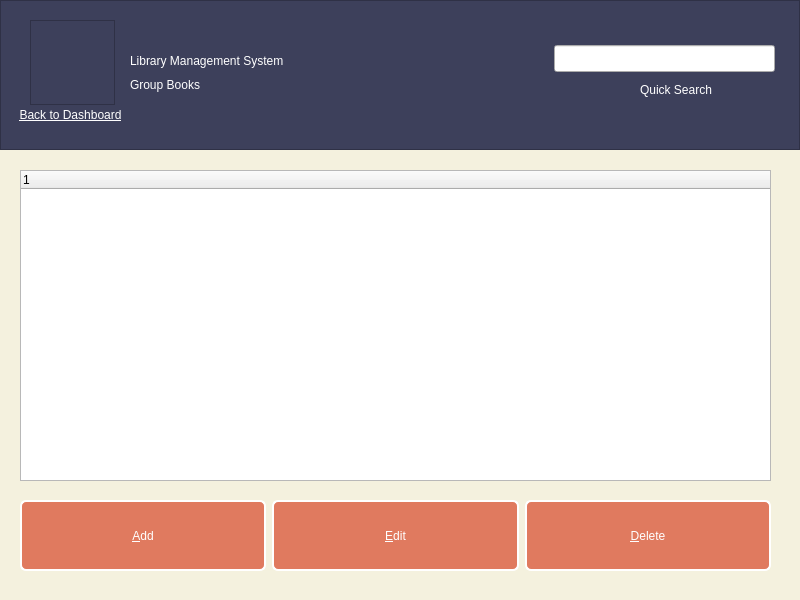
Qt form groupbooks.ui (kianmajl/Library) before a commit.
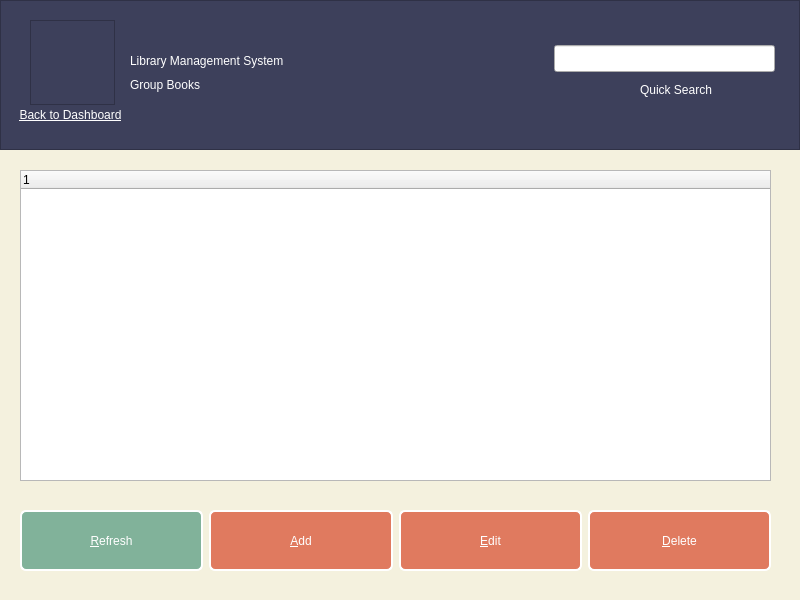
The same form after that commit. Icons and pictures are not drawn.

```diff
--- a/groupbooks.ui
+++ b/groupbooks.ui
@@ -34,6 +34,14 @@
 QPushButton:hover
 {
 	background-color: rgb(242, 204, 143);
+}
+QPushButton#pushButton_refresh
+{
+	background-color: rgb(129, 178, 154);
+}
+QPushButton#pushButton_refresh:hover
+{
+	background-color: rgb(242, 204, 143);
 }</string>
   </property>
   <widget class="QFrame" name="frame_top">
@@ -161,26 +169,13 @@
    <property name="geometry">
     <rect>
      <x>20</x>
-     <y>500</y>
+     <y>510</y>
      <width>751</width>
-     <height>71</height>
+     <height>61</height>
     </rect>
    </property>
    <layout class="QGridLayout" name="gridLayout">
-    <item row="0" column="0">
-     <widget class="QPushButton" name="pushButton_add">
-      <property name="sizePolicy">
-       <sizepolicy hsizetype="Expanding" vsizetype="Expanding">
-        <horstretch>0</horstretch>
-        <verstretch>0</verstretch>
-       </sizepolicy>
-      </property>
-      <property name="text">
-       <string>&amp;Add</string>
-      </property>
-     </widget>
-    </item>
-    <item row="0" column="1">
+    <item row="0" column="2">
      <widget class="QPushButton" name="pushButton_edit">
       <property name="sizePolicy">
        <sizepolicy hsizetype="Expanding" vsizetype="Expanding">
@@ -193,7 +188,7 @@
       </property>
      </widget>
     </item>
-    <item row="0" column="2">
+    <item row="0" column="3">
      <widget class="QPushButton" name="pushButton_delete">
       <property name="sizePolicy">
        <sizepolicy hsizetype="Expanding" vsizetype="Expanding">
@@ -206,6 +201,32 @@
       </property>
      </widget>
     </item>
+    <item row="0" column="1">
+     <widget class="QPushButton" name="pushButton_add">
+      <property name="sizePolicy">
+       <sizepolicy hsizetype="Expanding" vsizetype="Expanding">
+        <horstretch>0</horstretch>
+        <verstretch>0</verstretch>
+       </sizepolicy>
+      </property>
+      <property name="text">
+       <string>&amp;Add</string>
+      </property>
+     </widget>
+    </item>
+    <item row="0" column="0">
+     <widget class="QPushButton" name="pushButton_refresh">
+      <property name="sizePolicy">
+       <sizepolicy hsizetype="Expanding" vsizetype="Expanding">
+        <horstretch>0</horstretch>
+        <verstretch>0</verstretch>
+       </sizepolicy>
+      </property>
+      <property name="text">
+       <string>&amp;Refresh</string>
+      </property>
+     </widget>
+    </item>
    </layout>
   </widget>
   <widget class="QTreeWidget" name="treeWidget">
```
